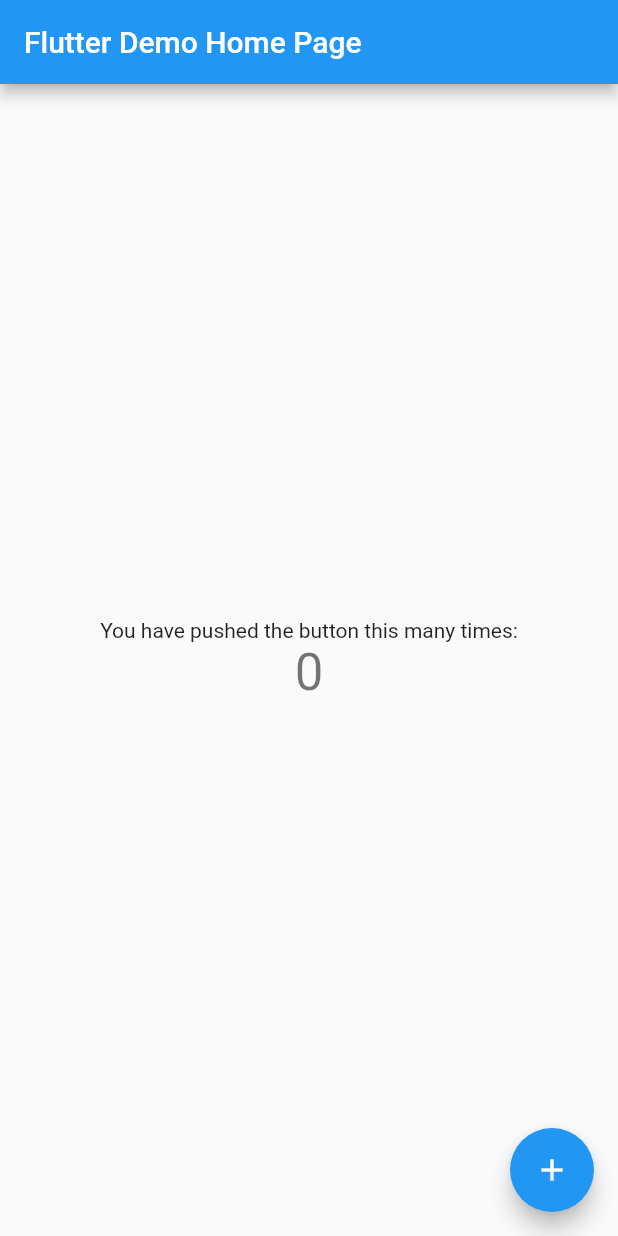
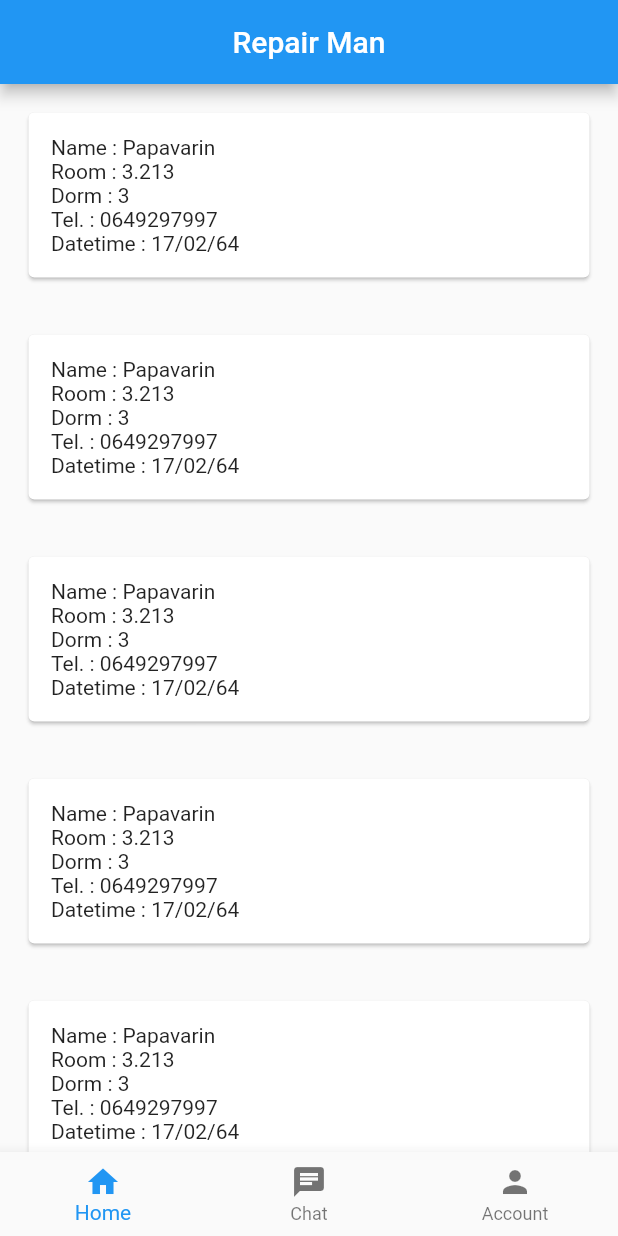
Before and after one commit to oilkook/project, a Flutter app: the screen it shows after launch, on a phone screen of 412 x 824 dp. Run offline on Flutter 3.47's test engine with Material 2 defaults, Android fonts, the phone set to English and light mode, and no system bars.

Commit message:
update home

```diff
--- a/lib/main.dart
+++ b/lib/main.dart
@@ -1,117 +1,15 @@
 import 'package:flutter/material.dart';
+import 'package:repairman/views/home/Home.dart';
 
-void main() {
+main(){
   runApp(MyApp());
 }
-
 class MyApp extends StatelessWidget {
-  // This widget is the root of your application.
   @override
   Widget build(BuildContext context) {
     return MaterialApp(
-      title: 'Flutter Demo',
-      theme: ThemeData(
-        // This is the theme of your application.
-        //
-        // Try running your application with "flutter run". You'll see the
-        // application has a blue toolbar. Then, without quitting the app, try
-        // changing the primarySwatch below to Colors.green and then invoke
-        // "hot reload" (press "r" in the console where you ran "flutter run",
-        // or simply save your changes to "hot reload" in a Flutter IDE).
-        // Notice that the counter didn't reset back to zero; the application
-        // is not restarted.
-        primarySwatch: Colors.blue,
-        // This makes the visual density adapt to the platform that you run
-        // the app on. For desktop platforms, the controls will be smaller and
-        // closer together (more dense) than on mobile platforms.
-        visualDensity: VisualDensity.adaptivePlatformDensity,
-      ),
-      home: MyHomePage(title: 'Flutter Demo Home Page'),
+      debugShowCheckedModeBanner: false,
+      home: Home(),
     );
   }
 }
-
-class MyHomePage extends StatefulWidget {
-  MyHomePage({Key key, this.title}) : super(key: key);
-
-  // This widget is the home page of your application. It is stateful, meaning
-  // that it has a State object (defined below) that contains fields that affect
-  // how it looks.
-
-  // This class is the configuration for the state. It holds the values (in this
-  // case the title) provided by the parent (in this case the App widget) and
-  // used by the build method of the State. Fields in a Widget subclass are
-  // always marked "final".
-
-  final String title;
-
-  @override
-  _MyHomePageState createState() => _MyHomePageState();
-}
-
-class _MyHomePageState extends State<MyHomePage> {
-  int _counter = 0;
-
-  void _incrementCounter() {
-    setState(() {
-      // This call to setState tells the Flutter framework that something has
-      // changed in this State, which causes it to rerun the build method below
-      // so that the display can reflect the updated values. If we changed
-      // _counter without calling setState(), then the build method would not be
-      // called again, and so nothing would appear to happen.
-      _counter++;
-    });
-  }
-
-  @override
-  Widget build(BuildContext context) {
-    // This method is rerun every time setState is called, for instance as done
-    // by the _incrementCounter method above.
-    //
-    // The Flutter framework has been optimized to make rerunning build methods
-    // fast, so that you can just rebuild anything that needs updating rather
-    // than having to individually change instances of widgets.
-    return Scaffold(
-      appBar: AppBar(
-        // Here we take the value from the MyHomePage object that was created by
-        // the App.build method, and use it to set our appbar title.
-        title: Text(widget.title),
-      ),
-      body: Center(
-        // Center is a layout widget. It takes a single child and positions it
-        // in the middle of the parent.
-        child: Column(
-          // Column is also a layout widget. It takes a list of children and
-          // arranges them vertically. By default, it sizes itself to fit its
-          // children horizontally, and tries to be as tall as its parent.
-          //
-          // Invoke "debug painting" (press "p" in the console, choose the
-          // "Toggle Debug Paint" action from the Flutter Inspector in Android
-          // Studio, or the "Toggle Debug Paint" command in Visual Studio Code)
-          // to see the wireframe for each widget.
-          //
-          // Column has various properties to control how it sizes itself and
-          // how it positions its children. Here we use mainAxisAlignment to
-          // center the children vertically; the main axis here is the vertical
-          // axis because Columns are vertical (the cross axis would be
-          // horizontal).
-          mainAxisAlignment: MainAxisAlignment.center,
-          children: <Widget>[
-            Text(
-              'You have pushed the button this many times:',
-            ),
-            Text(
-              '$_counter',
-              style: Theme.of(context).textTheme.headline4,
-            ),
-          ],
-        ),
-      ),
-      floatingActionButton: FloatingActionButton(
-        onPressed: _incrementCounter,
-        tooltip: 'Increment',
-        child: Icon(Icons.add),
-      ), // This trailing comma makes auto-formatting nicer for build methods.
-    );
-  }
-}
--- /dev/null
+++ b/lib/views/account/Account.dart
@@ -0,0 +1,12 @@
+import 'package:flutter/material.dart';
+
+class Account extends StatelessWidget {
+  @override
+  Widget build(BuildContext context) {
+    return Scaffold(
+      body: Center(
+        child: Text('Account'),
+      ),
+    );
+  }
+}
--- /dev/null
+++ b/lib/views/chat/Chat.dart
@@ -0,0 +1,12 @@
+import 'package:flutter/material.dart';
+
+class Chat extends StatelessWidget {
+  @override
+  Widget build(BuildContext context) {
+    return Scaffold(
+      body: Center(
+        child: Text('Chat service'),
+      ),
+    );
+  }
+}
--- /dev/null
+++ b/lib/views/home/Home.dart
@@ -0,0 +1,89 @@
+import 'package:flutter/material.dart';
+import 'package:repairman/views/account/Account.dart';
+import 'package:repairman/views/chat/Chat.dart';
+
+class Home extends StatefulWidget {
+  @override
+  _HomeState createState() => _HomeState();
+}
+
+class _HomeState extends State<Home> {
+  int currentIndex = 0;
+  List<Widget> pages = [News(),Chat(),Account()];
+  void onTap(int index) {
+    setState(() {
+      currentIndex = index;
+    });
+  }
+
+  List<BottomNavigationBarItem> items = [
+    BottomNavigationBarItem(
+      icon: Icon(Icons.home),
+      label: 'Home',
+    ),
+    BottomNavigationBarItem(icon: Icon(Icons.chat), label: 'Chat'),
+    BottomNavigationBarItem(icon: Icon(Icons.person), label: 'Account'),
+  ];
+
+  @override
+  Widget build(BuildContext context) {
+    return Scaffold(
+      bottomNavigationBar: BottomNavigationBar(
+        currentIndex: currentIndex,
+        items: items,
+        onTap: (index) => onTap(index),
+      ),
+      appBar: AppBar(
+        centerTitle: true,
+        title: Text('Repair Man'),
+      ),
+      body: IndexedStack(children: pages,index: currentIndex,)
+    );
+  }
+}
+class News extends StatefulWidget {
+  @override
+  _NewsState createState() => _NewsState();
+}
+Padding createCard({String name, String room, String dorm, String tel,String date}){
+  return Padding(
+            padding: const EdgeInsets.all(15.0),
+            child: Card(
+              child: Padding(
+                padding: const EdgeInsets.all(15.0),
+                child: Column(
+                  crossAxisAlignment: CrossAxisAlignment.start,
+                  children: [
+                Text('Name : $name '),
+                Text('Room : $room '),
+                Text('Dorm : $dorm '),
+                Text('Tel. : $tel '),
+                Text('Datetime : $date '),
+            ],),
+              ),),
+          );
+}
+class _NewsState extends State<News> {
+  @override
+  Widget build(BuildContext context) {
+    return Scaffold(
+      body: ListView(
+        children: [
+          // Center(child: Text('News'),),
+          createCard(name: 'Papavarin',room: '3.213',dorm: '3',tel: '0649297997',date: '17/02/64' ),
+          createCard(name: 'Papavarin',room: '3.213',dorm: '3',tel: '0649297997',date: '17/02/64' ),
+          createCard(name: 'Papavarin',room: '3.213',dorm: '3',tel: '0649297997',date: '17/02/64' ),
+          createCard(name: 'Papavarin',room: '3.213',dorm: '3',tel: '0649297997',date: '17/02/64' ),
+          createCard(name: 'Papavarin',room: '3.213',dorm: '3',tel: '0649297997',date: '17/02/64' ),
+          createCard(name: 'Papavarin',room: '3.213',dorm: '3',tel: '0649297997',date: '17/02/64' ),
+          createCard(name: 'Papavarin',room: '3.213',dorm: '3',tel: '0649297997',date: '17/02/64' ),
+          createCard(name: 'Papavarin',room: '3.213',dorm: '3',tel: '0649297997',date: '17/02/64' ),
+          createCard(name: 'Papavarin',room: '3.213',dorm: '3',tel: '0649297997',date: '17/02/64' ),
+          createCard(name: 'Papavarin',room: '3.213',dorm: '3',tel: '0649297997',date: '17/02/64' ),
+          createCard(name: 'Papavarin',room: '3.213',dorm: '3',tel: '0649297997',date: '17/02/64' ),
+          createCard(name: 'Papavarin',room: '3.213',dorm: '3',tel: '0649297997',date: '17/02/64' ),
+        ],
+      ),
+    );
+  }
+}
```
Also changed, not shown: 1 other file.
